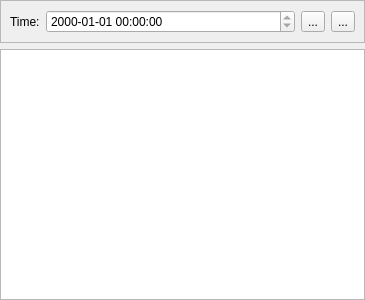
Qt form libshvvisu/src/timeline/graphprobewidget.ui (syyyr/libshv) before a commit.
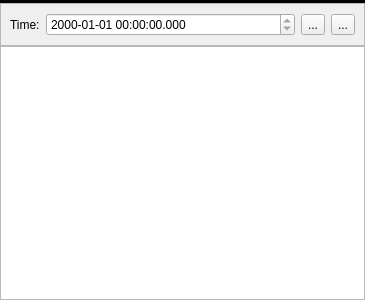
The same form after that commit. Icons and pictures are not drawn.

Commit message: Added colored line to probe widget

Patch:
```diff
--- a/libshvvisu/src/timeline/graphprobewidget.ui
+++ b/libshvvisu/src/timeline/graphprobewidget.ui
@@ -14,6 +14,9 @@
    <string>Form</string>
   </property>
   <layout class="QVBoxLayout" name="verticalLayout">
+   <property name="spacing">
+    <number>0</number>
+   </property>
    <property name="leftMargin">
     <number>0</number>
    </property>
@@ -26,6 +29,22 @@
    <property name="bottomMargin">
     <number>0</number>
    </property>
+   <item>
+    <widget class="Line" name="line">
+     <property name="frameShadow">
+      <enum>QFrame::Plain</enum>
+     </property>
+     <property name="lineWidth">
+      <number>3</number>
+     </property>
+     <property name="midLineWidth">
+      <number>0</number>
+     </property>
+     <property name="orientation">
+      <enum>Qt::Horizontal</enum>
+     </property>
+    </widget>
+   </item>
    <item>
     <widget class="QFrame" name="frame">
      <property name="frameShape">
@@ -54,7 +73,7 @@
          <bool>true</bool>
         </property>
         <property name="displayFormat">
-         <string notr="true">yyyy-MM-dd hh:mm:ss</string>
+         <string notr="true">yyyy-MM-dd hh:mm:ss.zzz</string>
         </property>
        </widget>
       </item>
```
Left out of the diff: 3 changed lines with no effect on the pictures. The commit also changes 4 other files.
